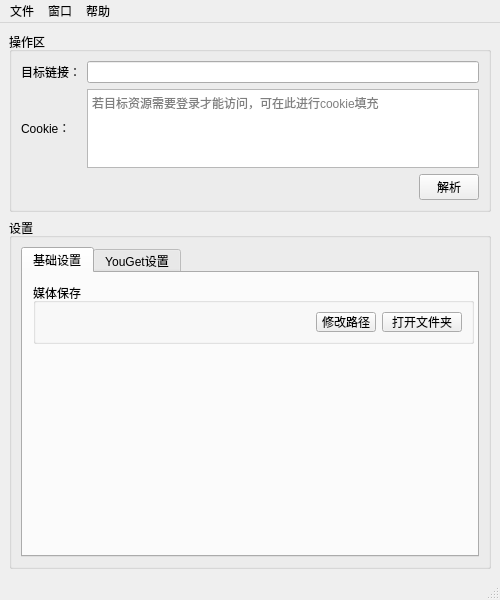
This is ui/mainwindow.ui in wuyue92tree/nice-you-get as Qt 5 draws it before an edit. The edited form follows.
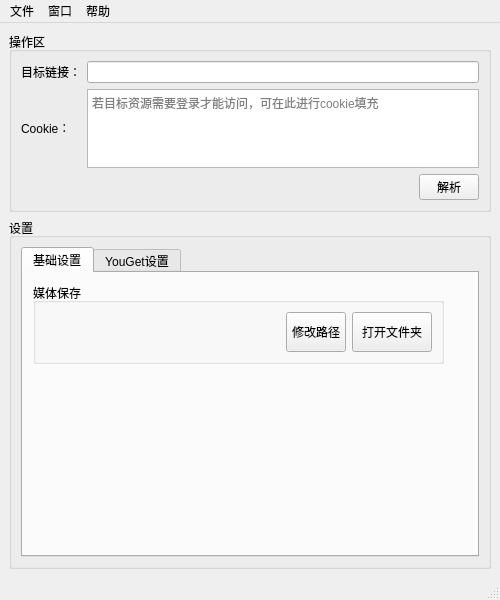
This is the edited form.

The edit to the form file:
```diff
--- a/ui/mainwindow.ui
+++ b/ui/mainwindow.ui
@@ -166,8 +166,8 @@
             <rect>
              <x>10</x>
              <y>10</y>
-             <width>441</width>
-             <height>61</height>
+             <width>411</width>
+             <height>81</height>
             </rect>
            </property>
            <property name="title">
```
Left out of the diff: 2 changed lines with no effect on the pictures.
